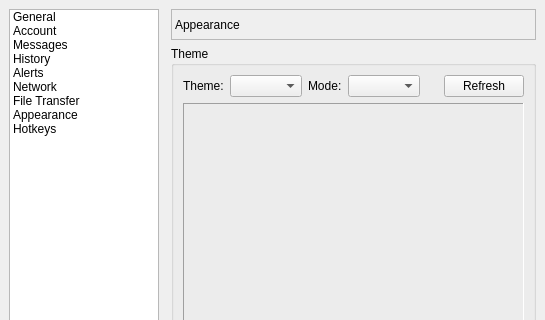
Before: the Qt Designer form src/gui/main/settingsdialog.ui in lanmessenger/lanmessenger, drawn with Qt 5; both pictures show x 0 to 545 and y 0 to 320 of the 545 by 508 pixel window.
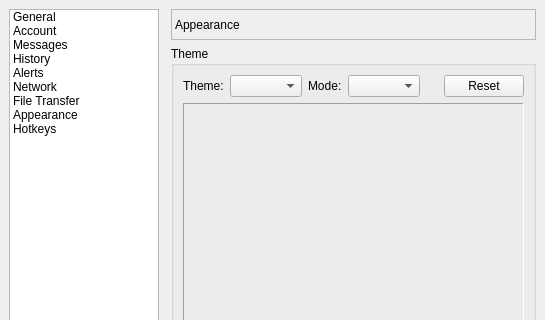
After: the same form once the commit is applied.

Commit message: Change button text from 'Refresh' to 'Reset'

Diff of the .ui file:
```diff
--- a/src/gui/main/settingsdialog.ui
+++ b/src/gui/main/settingsdialog.ui
@@ -1836,7 +1836,7 @@
                <item>
                 <widget class="QPushButton" name="btnRefreshTheme">
                  <property name="text">
-                  <string>Refresh</string>
+                  <string>Reset</string>
                  </property>
                 </widget>
                </item>
```
